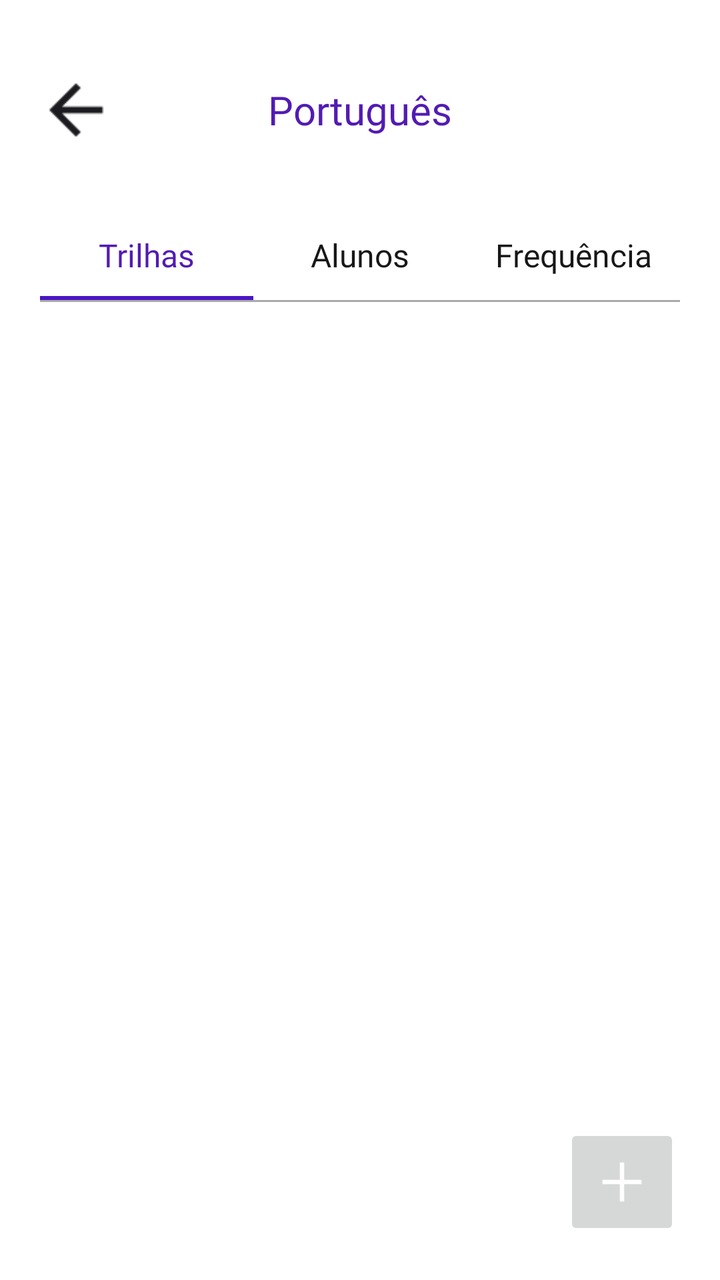
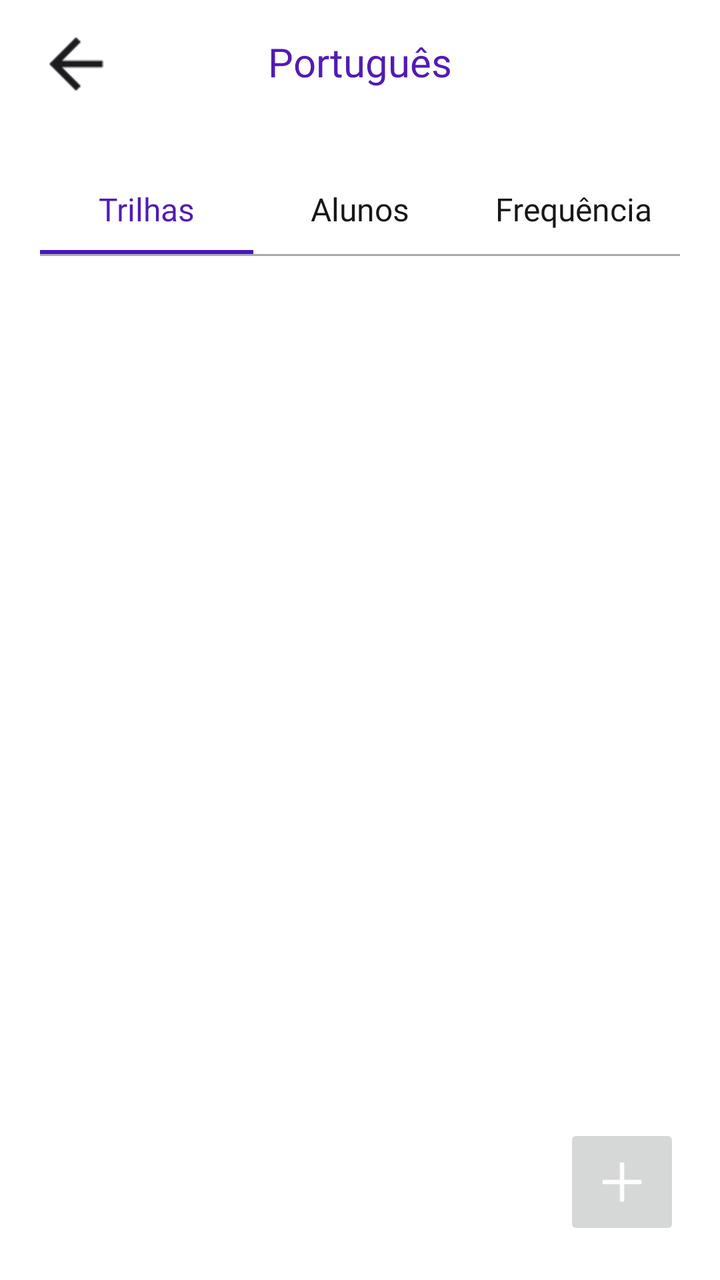

Two renders of the same Android screen: before a commit and after it. Below are the layout's source before the change and the commit's diff.
<!-- AndroidManifest.xml: application theme Theme.MeuFuturoAgora -->
<!-- res/layout/activity_tela_detalhes_disciplina_professor.xml -->
<?xml version="1.0" encoding="utf-8"?>
<androidx.constraintlayout.widget.ConstraintLayout
    xmlns:android="http://schemas.android.com/apk/res/android"
    xmlns:app="http://schemas.android.com/apk/res-auto"
    xmlns:tools="http://schemas.android.com/tools"
    android:id="@+id/main"
    android:layout_width="match_parent"
    android:layout_height="match_parent"
    android:background="@android:color/white"
    tools:context=".TelaDetalhesDisciplinaProfessor">

    

    <ImageView
        android:id="@+id/btnVoltar"
        android:layout_width="40dp"
        android:layout_height="40dp"
        android:layout_marginStart="18dp"
        android:layout_marginTop="35dp"
        android:src="@drawable/seta_voltar"
        android:scaleType="centerInside"
        android:contentDescription="Voltar"
        app:layout_constraintStart_toStartOf="parent"
        app:layout_constraintTop_toTopOf="parent" />

    <TextView
        android:id="@+id/tvNomeDisciplina"
        android:layout_width="0dp"
        android:layout_height="50dp"
        android:gravity="center"
        android:text="Português"
        android:textColor="@color/roxo_primario"
        android:textSize="20sp"
        android:fontFamily="@font/poppins_bold"
        app:layout_constraintStart_toStartOf="parent"
        app:layout_constraintEnd_toEndOf="parent"
        app:layout_constraintTop_toTopOf="@id/btnVoltar"
        app:layout_constraintBottom_toBottomOf="@id/btnVoltar" />

    

    <androidx.constraintlayout.widget.ConstraintLayout
        android:id="@+id/layoutAbas"
        android:layout_width="0dp"
        android:layout_height="45dp"
        android:layout_marginTop="30dp"
        app:layout_constraintTop_toBottomOf="@id/btnVoltar"
        app:layout_constraintStart_toStartOf="parent"
        app:layout_constraintEnd_toEndOf="parent">

        <TextView
            android:id="@+id/tabAtividades"
            android:layout_width="0dp"
            android:layout_height="match_parent"
            android:gravity="center"
            android:text="Trilhas"
            android:textColor="@color/roxo_primario"
            android:layout_marginStart="20dp"
            android:textSize="16sp"
            android:fontFamily="@font/poppins_bold"
            app:layout_constraintStart_toStartOf="parent"
            app:layout_constraintEnd_toStartOf="@id/tabAlunos"
            app:layout_constraintTop_toTopOf="parent"
            app:layout_constraintBottom_toBottomOf="parent" />

        <TextView
            android:id="@+id/tabAlunos"
            android:layout_width="0dp"
            android:layout_height="match_parent"
            android:gravity="center"
            android:text="Alunos"
            android:textColor="#171717"
            android:textSize="16sp"
            android:fontFamily="@font/poppins_bold"
            app:layout_constraintStart_toEndOf="@id/tabAtividades"
            app:layout_constraintEnd_toStartOf="@id/tabFrequencia"
            app:layout_constraintTop_toTopOf="parent"
            app:layout_constraintBottom_toBottomOf="parent" />

        <TextView
            android:id="@+id/tabFrequencia"
            android:layout_width="0dp"
            android:layout_height="match_parent"
            android:gravity="center"
            android:text="Frequência"
            android:textColor="#171717"
            android:layout_marginEnd="20dp"
            android:textSize="16sp"
            android:fontFamily="@font/poppins_bold"
            app:layout_constraintStart_toEndOf="@id/tabAlunos"
            app:layout_constraintEnd_toEndOf="parent"
            app:layout_constraintTop_toTopOf="parent"
            app:layout_constraintBottom_toBottomOf="parent" />

        

        <View
            android:id="@+id/linhaAbaAtividades"
            android:layout_width="0dp"
            android:layout_height="2dp"
            android:background="@color/roxo_acao"
            app:layout_constraintStart_toStartOf="@id/tabAtividades"
            app:layout_constraintEnd_toEndOf="@id/tabAtividades"
            app:layout_constraintBottom_toBottomOf="parent" />

        <View
            android:id="@+id/linhaAbaAlunos"
            android:layout_width="0dp"
            android:layout_height="2dp"
            android:background="@color/roxo_acao"
            android:visibility="gone"
            app:layout_constraintStart_toStartOf="@id/tabAlunos"
            app:layout_constraintEnd_toEndOf="@id/tabAlunos"
            app:layout_constraintBottom_toBottomOf="parent" />

        <View
            android:id="@+id/linhaAbaFrequencia"
            android:layout_width="0dp"
            android:layout_height="2dp"
            android:background="@color/roxo_acao"
            android:visibility="gone"
            app:layout_constraintStart_toStartOf="@id/tabFrequencia"
            app:layout_constraintEnd_toEndOf="@id/tabFrequencia"
            app:layout_constraintBottom_toBottomOf="parent" />

    </androidx.constraintlayout.widget.ConstraintLayout>

    

    <View
        android:id="@+id/linhaSeparadora"
        android:layout_width="0dp"
        android:layout_height="1dp"
        android:background="#AAAAAA"
        android:layout_marginStart="20dp"
        android:layout_marginEnd="20dp"
        app:layout_constraintTop_toBottomOf="@id/layoutAbas"
        app:layout_constraintStart_toStartOf="parent"
        app:layout_constraintEnd_toEndOf="parent" />

    

    <androidx.recyclerview.widget.RecyclerView
        android:id="@+id/recyclerAtividades"
        android:layout_width="0dp"
        android:layout_height="0dp"
        android:clipToPadding="false"
        android:paddingTop="5dp"
        android:paddingBottom="20dp"
        app:layout_constraintTop_toBottomOf="@id/linhaSeparadora"
        app:layout_constraintBottom_toBottomOf="parent"
        app:layout_constraintStart_toStartOf="parent"
        app:layout_constraintEnd_toEndOf="parent" />

    

    <androidx.recyclerview.widget.RecyclerView
        android:id="@+id/recyclerAlunos"
        android:layout_width="0dp"
        android:layout_height="0dp"
        android:clipToPadding="false"
        android:paddingStart="20dp"
        android:paddingEnd="20dp"
        android:paddingTop="10dp"
        android:visibility="gone"
        app:layout_constraintTop_toBottomOf="@id/linhaSeparadora"
        app:layout_constraintBottom_toBottomOf="parent"
        app:layout_constraintStart_toStartOf="parent"
        app:layout_constraintEnd_toEndOf="parent" />

    <TextView
        android:id="@+id/tvSemAlunosDisciplina"
        android:layout_width="wrap_content"
        android:layout_height="wrap_content"
        android:fontFamily="@font/poppins_regular"
        android:text="Nenhum aluno matriculado ainda."
        android:textColor="@color/texto_cinza"
        android:textSize="14sp"
        android:visibility="gone"
        app:layout_constraintTop_toBottomOf="@id/linhaSeparadora"
        app:layout_constraintBottom_toBottomOf="parent"
        app:layout_constraintStart_toStartOf="parent"
        app:layout_constraintEnd_toEndOf="parent" />

    

    <LinearLayout
        android:id="@+id/layoutFrequenciaAcoes"
        android:layout_width="0dp"
        android:layout_height="wrap_content"
        android:orientation="vertical"
        android:paddingStart="20dp"
        android:paddingEnd="20dp"
        android:paddingTop="15dp"
        android:visibility="gone"
        app:layout_constraintTop_toBottomOf="@id/linhaSeparadora"
        app:layout_constraintStart_toStartOf="parent"
        app:layout_constraintEnd_toEndOf="parent">

        <LinearLayout
            android:id="@+id/itemCadastrarAula"
            android:layout_width="match_parent"
            android:layout_height="56dp"
            android:background="?attr/selectableItemBackground"
            android:clickable="true"
            android:focusable="true"
            android:gravity="center_vertical"
            android:orientation="horizontal">

            <ImageView
                android:layout_width="24dp"
                android:layout_height="24dp"
                android:contentDescription="@null"
                android:src="@drawable/ic_calendario" />

            <TextView
                android:layout_width="0dp"
                android:layout_height="wrap_content"
                android:layout_marginStart="14dp"
                android:layout_weight="1"
                android:fontFamily="@font/poppins_semibold"
                android:text="Cadastrar aula"
                android:textColor="@color/texto_escuro"
                android:textSize="16sp" />

            <ImageView
                android:layout_width="20dp"
                android:layout_height="20dp"
                android:contentDescription="@null"
                android:rotation="180"
                android:src="@drawable/seta_voltar" />

        </LinearLayout>

        <View
            android:layout_width="match_parent"
            android:layout_height="1dp"
            android:background="@color/linha_cinza" />

        <LinearLayout
            android:id="@+id/itemRegistrarFrequencia"
            android:layout_width="match_parent"
            android:layout_height="56dp"
            android:background="?attr/selectableItemBackground"
            android:clickable="true"
            android:focusable="true"
            android:gravity="center_vertical"
            android:orientation="horizontal">

            <ImageView
                android:layout_width="24dp"
                android:layout_height="24dp"
                android:contentDescription="@null"
                android:src="@drawable/ic_check_circle" />

            <TextView
                android:layout_width="0dp"
                android:layout_height="wrap_content"
                android:layout_marginStart="14dp"
                android:layout_weight="1"
                android:fontFamily="@font/poppins_semibold"
                android:text="Registrar frequência"
                android:textColor="@color/texto_escuro"
                android:textSize="16sp" />

            <ImageView
                android:layout_width="20dp"
                android:layout_height="20dp"
                android:contentDescription="@null"
                android:rotation="180"
                android:src="@drawable/seta_voltar" />

        </LinearLayout>

    </LinearLayout>

    

    <ImageButton
        android:id="@+id/btnAdicionarAtividade"
        android:layout_width="58dp"
        android:layout_height="58dp"
        android:layout_marginEnd="20dp"
        android:layout_marginBottom="20dp"
        android:src="@drawable/ic_mais"
        android:scaleType="centerInside"
        android:padding="16dp"
        android:contentDescription="Criar trilha"
        app:layout_constraintEnd_toEndOf="parent"
        app:layout_constraintBottom_toBottomOf="parent" />

</androidx.constraintlayout.widget.ConstraintLayout>
<!-- resources referenced by this layout -->
<resources>
  <color name="linha_cinza">#AAAAAA</color>
  <color name="roxo_acao">#4A16C4</color>
  <color name="roxo_primario">#521BB3</color>
  <color name="texto_cinza">#777777</color>
  <color name="texto_escuro">#171717</color>
  <!-- drawable ic_calendario: png bitmap (drawable, 840 bytes) -->
  <!-- drawable ic_check_circle (drawable) -->
  <?xml version="1.0" encoding="utf-8"?>
  <vector xmlns:android="http://schemas.android.com/apk/res/android"
      android:width="24dp"
      android:height="24dp"
      android:viewportWidth="24"
      android:viewportHeight="24">
      <path
          android:fillColor="#FF000000"
          android:pathData="M12,2C6.48,2 2,6.48 2,12s4.48,10 10,10s10,-4.48 10,-10S17.52,2 12,2zM10,17l-5,-5l1.41,-1.41L10,14.17l7.59,-7.59L19,8L10,17z" />
  </vector>
  <!-- drawable ic_mais: png bitmap (drawable, 541 bytes) -->
  <!-- drawable seta_voltar: png bitmap (drawable, 265 bytes) -->
  <style name="Theme.MeuFuturoAgora" parent="Base.Theme.MeuFuturoAgora" />
  <style name="Base.Theme.MeuFuturoAgora" parent="Theme.Material3.DayNight.NoActionBar">
          <item name="android:navigationBarColor">@android:color/transparent</item>
      </style>
</resources>

<!-- the commit's change to res/layout/activity_tela_detalhes_disciplina_professor.xml (unified diff, before → after) -->
@@ -16,7 +16,7 @@
         android:layout_width="40dp"
         android:layout_height="40dp"
         android:layout_marginStart="18dp"
-        android:layout_marginTop="35dp"
+        android:layout_marginTop="12dp"
         android:src="@drawable/seta_voltar"
         android:scaleType="centerInside"
         android:contentDescription="Voltar"
@@ -27,11 +27,21 @@
         android:id="@+id/tvNomeDisciplina"
         android:layout_width="0dp"
         android:layout_height="50dp"
+        android:layout_marginStart="64dp"
+        android:layout_marginEnd="64dp"
+        android:ellipsize="end"
         android:gravity="center"
+        android:includeFontPadding="false"
+        android:lineSpacingMultiplier="0.85"
+        android:maxLines="2"
         android:text="Português"
         android:textColor="@color/roxo_primario"
         android:textSize="20sp"
         android:fontFamily="@font/poppins_bold"
+        app:autoSizeTextType="uniform"
+        app:autoSizeMinTextSize="13sp"
+        app:autoSizeMaxTextSize="20sp"
+        app:autoSizeStepGranularity="1sp"
         app:layout_constraintStart_toStartOf="parent"
         app:layout_constraintEnd_toEndOf="parent"
         app:layout_constraintTop_toTopOf="@id/btnVoltar"
